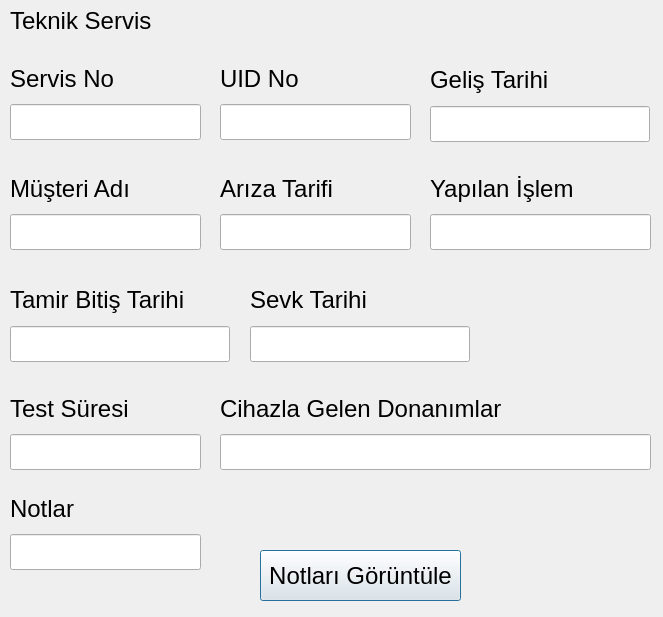
Before: the Qt Designer form servisgetdialog.ui in yunusemrecinar/QT5-cihaz-kimlik-teknik-servis, drawn with Qt 5.
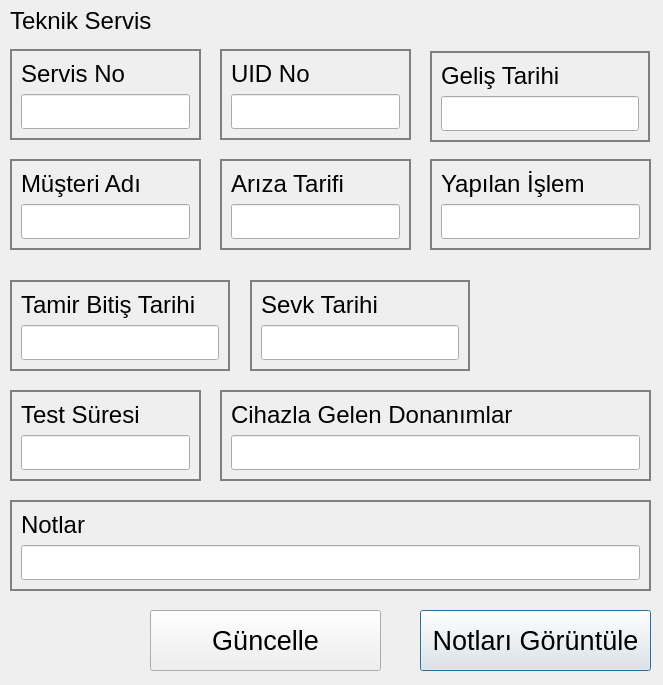
After: the same form once the commit is applied.

Diff of the .ui file:
```diff
--- a/servisgetdialog.ui
+++ b/servisgetdialog.ui
@@ -7,7 +7,7 @@
     <x>0</x>
     <y>0</y>
     <width>663</width>
-    <height>617</height>
+    <height>685</height>
    </rect>
   </property>
   <property name="windowTitle">
@@ -31,15 +31,20 @@
     <string>Teknik Servis</string>
    </property>
   </widget>
-  <widget class="QWidget" name="layoutWidget_5">
+  <widget class="QGroupBox" name="SevkBox">
    <property name="geometry">
     <rect>
      <x>250</x>
      <y>280</y>
      <width>220</width>
-     <height>82</height>
+     <height>91</height>
     </rect>
    </property>
+   <property name="styleSheet">
+    <string notr="true">QGroupBox {
+border: 2px solid grey;
+}</string>
+   </property>
    <layout class="QVBoxLayout" name="verticalLayout_8">
     <item>
      <widget class="QLabel" name="sevkTarihi_2">
@@ -54,8 +59,6 @@
      </widget>
     </item>
     <item>
-     <layout class="QHBoxLayout" name="horizontalLayout_4">
-      <item>
        <widget class="QLineEdit" name="sevkTarihi_1">
         <property name="font">
          <font>
@@ -65,18 +68,21 @@
        </widget>
       </item>
      </layout>
-    </item>
-   </layout>
   </widget>
-  <widget class="QWidget" name="layoutWidget">
+  <widget class="QGroupBox" name="UIDBox">
    <property name="geometry">
     <rect>
      <x>220</x>
-     <y>60</y>
+     <y>49</y>
      <width>191</width>
-     <height>80</height>
+     <height>91</height>
     </rect>
    </property>
+   <property name="styleSheet">
+    <string notr="true">QGroupBox {
+border: 2px solid grey;
+}</string>
+   </property>
    <layout class="QVBoxLayout" name="verticalLayout_3">
     <item>
      <widget class="QLabel" name="UIDNo_2">
@@ -101,15 +107,20 @@
     </item>
    </layout>
   </widget>
-  <widget class="QWidget" name="layoutWidget_4">
+  <widget class="QGroupBox" name="ArizaTarifBox">
    <property name="geometry">
     <rect>
      <x>220</x>
-     <y>170</y>
+     <y>159</y>
      <width>191</width>
-     <height>80</height>
+     <height>91</height>
     </rect>
    </property>
+   <property name="styleSheet">
+    <string notr="true">QGroupBox {
+border: 2px solid grey;
+}</string>
+   </property>
    <layout class="QVBoxLayout" name="verticalLayout_12">
     <item>
      <widget class="QLabel" name="arizaTanimi_2">
@@ -134,15 +145,20 @@
     </item>
    </layout>
   </widget>
-  <widget class="QWidget" name="layoutWidget_8">
+  <widget class="QGroupBox" name="YapilanIslemBox">
    <property name="geometry">
     <rect>
      <x>430</x>
-     <y>170</y>
+     <y>159</y>
      <width>221</width>
-     <height>80</height>
+     <height>91</height>
     </rect>
    </property>
+   <property name="styleSheet">
+    <string notr="true">QGroupBox {
+border: 2px solid grey;
+}</string>
+   </property>
    <layout class="QVBoxLayout" name="verticalLayout_13">
     <item>
      <widget class="QLabel" name="yapilanIslem_2">
@@ -167,15 +183,20 @@
     </item>
    </layout>
   </widget>
-  <widget class="QWidget" name="layoutWidget_2">
+  <widget class="QGroupBox" name="ServisNoBox">
    <property name="geometry">
     <rect>
      <x>10</x>
-     <y>60</y>
+     <y>49</y>
      <width>191</width>
-     <height>80</height>
+     <height>91</height>
     </rect>
    </property>
+   <property name="styleSheet">
+    <string notr="true">QGroupBox {
+border: 2px solid grey;
+}</string>
+   </property>
    <layout class="QVBoxLayout" name="verticalLayout_14">
     <item>
      <widget class="QLabel" name="servisNo_2">
@@ -196,19 +217,27 @@
         <pointsize>18</pointsize>
        </font>
       </property>
+      <property name="readOnly">
+       <bool>true</bool>
+      </property>
      </widget>
     </item>
    </layout>
   </widget>
-  <widget class="QWidget" name="layoutWidget_6">
+  <widget class="QGroupBox" name="GelisBox">
    <property name="geometry">
     <rect>
      <x>430</x>
-     <y>60</y>
+     <y>51</y>
      <width>220</width>
-     <height>82</height>
+     <height>91</height>
     </rect>
    </property>
+   <property name="styleSheet">
+    <string notr="true">QGroupBox {
+border: 2px solid grey;
+}</string>
+   </property>
    <layout class="QVBoxLayout" name="verticalLayout_15">
     <item>
      <widget class="QLabel" name="gelisTarihi_2">
@@ -223,8 +252,6 @@
      </widget>
     </item>
     <item>
-     <layout class="QHBoxLayout" name="horizontalLayout_5">
-      <item>
        <widget class="QLineEdit" name="gelisTarihi_1">
         <property name="font">
          <font>
@@ -234,18 +261,21 @@
        </widget>
       </item>
      </layout>
-    </item>
-   </layout>
   </widget>
-  <widget class="QWidget" name="layoutWidget_3">
+  <widget class="QGroupBox" name="MusteriAdiBox">
    <property name="geometry">
     <rect>
      <x>10</x>
-     <y>170</y>
+     <y>159</y>
      <width>191</width>
-     <height>80</height>
+     <height>91</height>
     </rect>
    </property>
+   <property name="styleSheet">
+    <string notr="true">QGroupBox {
+border: 2px solid grey;
+}</string>
+   </property>
    <layout class="QVBoxLayout" name="verticalLayout_16">
     <item>
      <widget class="QLabel" name="musteriAdi_2">
@@ -270,15 +300,20 @@
     </item>
    </layout>
   </widget>
-  <widget class="QWidget" name="layoutWidget_7">
+  <widget class="QGroupBox" name="TestSureBox">
    <property name="geometry">
     <rect>
      <x>10</x>
      <y>390</y>
      <width>191</width>
-     <height>80</height>
+     <height>91</height>
     </rect>
    </property>
+   <property name="styleSheet">
+    <string notr="true">QGroupBox {
+border: 2px solid grey;
+}</string>
+   </property>
    <layout class="QVBoxLayout" name="verticalLayout_17">
     <item>
      <widget class="QLabel" name="testSuresi_2">
@@ -303,15 +338,20 @@
     </item>
    </layout>
   </widget>
-  <widget class="QWidget" name="layoutWidget_9">
+  <widget class="QGroupBox" name="BitisTarihBox">
    <property name="geometry">
     <rect>
      <x>10</x>
      <y>280</y>
      <width>220</width>
-     <height>82</height>
+     <height>91</height>
     </rect>
    </property>
+   <property name="styleSheet">
+    <string notr="true">QGroupBox {
+border: 2px solid grey;
+}</string>
+   </property>
    <layout class="QVBoxLayout" name="verticalLayout_18">
     <item>
      <widget class="QLabel" name="bitisTarihi_2">
@@ -326,8 +366,6 @@
      </widget>
     </item>
     <item>
-     <layout class="QHBoxLayout" name="horizontalLayout_6">
-      <item>
        <widget class="QLineEdit" name="bitisTarihi1">
         <property name="font">
          <font>
@@ -337,18 +375,21 @@
        </widget>
       </item>
      </layout>
-    </item>
-   </layout>
   </widget>
-  <widget class="QWidget" name="layoutWidget_10">
+  <widget class="QGroupBox" name="DonanimBox">
    <property name="geometry">
     <rect>
      <x>220</x>
      <y>390</y>
      <width>431</width>
-     <height>80</height>
+     <height>91</height>
     </rect>
    </property>
+   <property name="styleSheet">
+    <string notr="true">QGroupBox {
+border: 2px solid grey;
+}</string>
+   </property>
    <layout class="QVBoxLayout" name="verticalLayout_19">
     <item>
      <widget class="QLabel" name="donanim">
@@ -373,15 +414,20 @@
     </item>
    </layout>
   </widget>
-  <widget class="QWidget" name="layoutWidget_11">
+  <widget class="QGroupBox" name="NotlarBox">
    <property name="geometry">
     <rect>
      <x>10</x>
-     <y>490</y>
-     <width>191</width>
-     <height>80</height>
+     <y>500</y>
+     <width>641</width>
+     <height>91</height>
     </rect>
    </property>
+   <property name="styleSheet">
+    <string notr="true">QGroupBox {
+border: 2px solid grey;
+}</string>
+   </property>
    <layout class="QVBoxLayout" name="verticalLayout_20">
     <item>
      <widget class="QLabel" name="notlar">
@@ -402,6 +448,9 @@
         <pointsize>18</pointsize>
        </font>
       </property>
+      <property name="readOnly">
+       <bool>true</bool>
+      </property>
      </widget>
     </item>
    </layout>
@@ -409,21 +458,39 @@
   <widget class="QPushButton" name="pushButton">
    <property name="geometry">
     <rect>
-     <x>260</x>
-     <y>550</y>
-     <width>201</width>
-     <height>51</height>
+     <x>420</x>
+     <y>610</y>
+     <width>231</width>
+     <height>61</height>
     </rect>
    </property>
    <property name="font">
     <font>
-     <pointsize>18</pointsize>
+     <pointsize>20</pointsize>
     </font>
    </property>
    <property name="text">
     <string>Notları Görüntüle</string>
    </property>
   </widget>
+  <widget class="QPushButton" name="pushButton_2">
+   <property name="geometry">
+    <rect>
+     <x>150</x>
+     <y>610</y>
+     <width>231</width>
+     <height>61</height>
+    </rect>
+   </property>
+   <property name="font">
+    <font>
+     <pointsize>20</pointsize>
+    </font>
+   </property>
+   <property name="text">
+    <string>Güncelle</string>
+   </property>
+  </widget>
  </widget>
  <resources/>
  <connections/>
```
Lines whose indentation alone changed are shown as unchanged.
